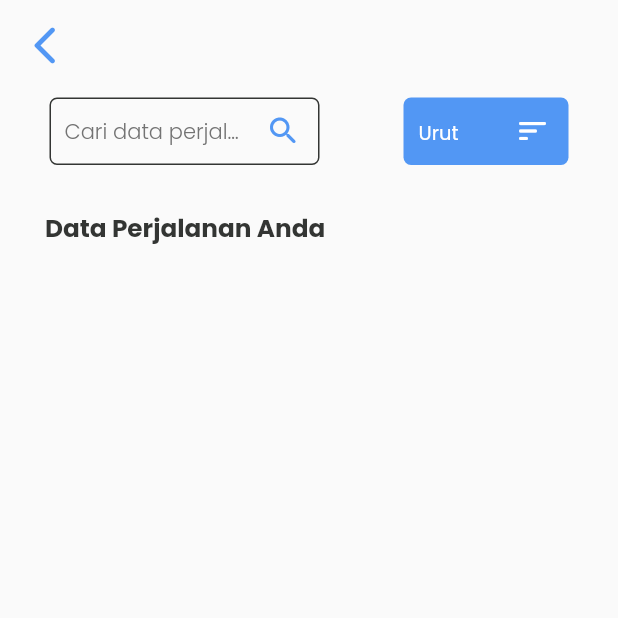
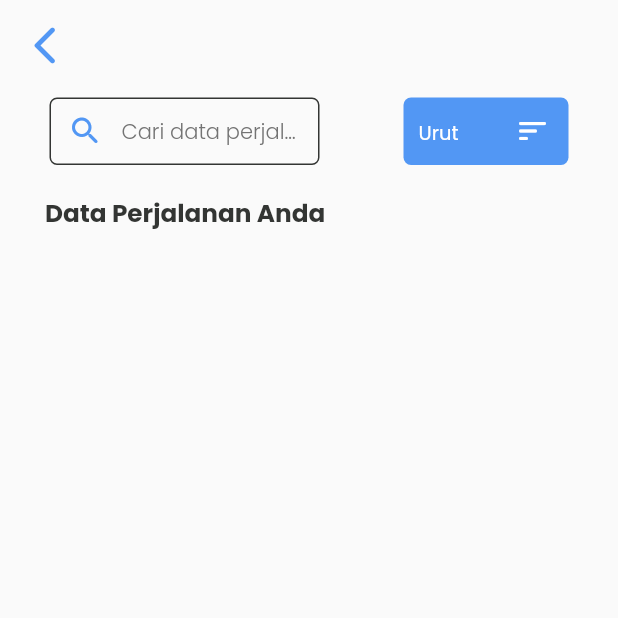
Before and after one commit to AldiJulianto/PeduliDiri, a Flutter app: the FormDataView screen opened by its route, on a phone screen of 412 x 824 dp, the top half of it. Run offline on Flutter 3.47's test engine with Material 2 defaults, Android fonts, the light colour scheme and no system bars; our stand-ins replace carousel_slider, cool_alert, dropdown_search, flutter_svg, shared_preferences, sqflite; accounts and stored records are empty.

Commit message:
Beres menampilkan data

```diff
--- a/lib/services/database_handler.dart
+++ b/lib/services/database_handler.dart
@@ -154,7 +154,7 @@ class DbHelper {
 
   Future <List<PerjalananModel>> getPerjalanan() async {
     var dbClient = await db;
-    var result = await dbClient!.query(tablePerjalanan, orderBy: '$CId ASC');
+    var result = await dbClient!.query(tablePerjalanan, orderBy: '$CTanggal DESC');
     List<PerjalananModel> perjalananList = result.isNotEmpty ? result.map((e) => PerjalananModel.fromMap(e)).toList() : [];
     inspect(perjalananList);
     return perjalananList;
--- a/lib/ui/dasboard_screens/widget/ContainerPandemi.dart
+++ b/lib/ui/dasboard_screens/widget/ContainerPandemi.dart
@@ -21,7 +21,7 @@ class BoxPandemi extends StatelessWidget {
   @override
   Widget build(BuildContext context) {
     return GestureDetector(
-      onTap: (){function;},
+      onTap: function != null ? () => function():null,
       child: Container(
         padding: const EdgeInsets.fromLTRB(15, 10, 15, 10),
         decoration: const BoxDecoration(
--- a/lib/ui/dasboard_screens/widget/CostumeContainer.dart
+++ b/lib/ui/dasboard_screens/widget/CostumeContainer.dart
@@ -33,7 +33,7 @@ class ContainerPerjalanan extends StatelessWidget {
                 text: "Lihat Data",
                 image: iconBookSch,
                 function: (){
-                  Navigator.pushNamed(context, TestShowRoute);
+                  Navigator.pushNamed(context, FormDataRoute);
                 }
               )
             ],
@@ -67,7 +67,9 @@ class ContainerPerjalanan extends StatelessWidget {
                 text: 'Ketahui tentang Covid-19',
                 desc: 'Kenali Covid-19 dengan aplikasi\nPeduli Diri.',
                 image: iconVirus,
-                function: (){}
+                function: (){
+                  Navigator.popAndPushNamed(context, TestShowRoute);
+                }
               ),
 
               SizedBox(height: 15,),
--- a/lib/ui/dasboard_screens/widget/CostumeDrawer.dart
+++ b/lib/ui/dasboard_screens/widget/CostumeDrawer.dart
@@ -58,7 +58,7 @@ class CostumeListTile extends StatelessWidget {
   @override
   Widget build(BuildContext context) {
     return ListTile(
-      leading: Icon(iconData, color: kBlackPrimaryColor,),
+      leading: Icon(iconData, color: kWhiteColor,),
       title: CostumeText(
         text: text,
         textStyle: DrawerNamaTextStyle
--- a/lib/ui/form_data_screens/form_data_view.dart
+++ b/lib/ui/form_data_screens/form_data_view.dart
@@ -1,38 +1,38 @@
 import 'package:flutter/material.dart';
+import 'package:peduli_diri/models/perjalanan_model.dart';
 import 'package:peduli_diri/services/database_handler.dart';
 import 'package:peduli_diri/ui/form_data_screens/widget/DataHeader.dart';
 import 'package:peduli_diri/ui/form_data_screens/widget/Search.dart';
 import 'package:peduli_diri/ui/form_data_screens/widget/SearchSort.dart';
+import 'package:peduli_diri/ui/shared/share_style.dart';
+import 'package:peduli_diri/ui/widgets/CostumeText.dart';
 import 'package:peduli_diri/ui/widgets/button_back_widget.dart';
 import 'package:peduli_diri/utility/constans.dart';
 
-
 class FormDataView extends StatefulWidget {
-  const FormDataView({ Key? key }) : super(key: key);
+  const FormDataView({Key? key}) : super(key: key);
 
   @override
   State<FormDataView> createState() => _FormDataViewState();
 }
 
 class _FormDataViewState extends State<FormDataView> {
+  TextEditingController _cari = TextEditingController();
   var dbHelper;
+  int count = 0;
 
   @override
   void initState() {
     // TODO: implement initState
     super.initState();
-    this.dbHelper = DbHelper();
-
+    dbHelper = DbHelper();
   }
-
-
 
   @override
   Widget build(BuildContext context) {
     return Scaffold(
         body: SafeArea(
-        child: ListView(
-          children: [
+            child: ListView(children: [
       Container(
         margin: const EdgeInsets.fromLTRB(15, 15, 15, 15),
         child: Column(
@@ -41,25 +41,63 @@ class _FormDataViewState extends State<FormDataView> {
             ButtonBackAppBar(
               Icons.arrow_back_ios_new_rounded,
               kPrimaryColor,
-                    backFunction: (){
+              backFunction: () {
                 Navigator.pop(context);
               },
             ),
-                     SearchSort(),
+            SearchSort(
+              controller: _cari,
+            ),
             DataHeader(),
-                    // FutureBuilder<List>(
-                    //   future: dbHelper.getPerjalanan(),
+            Container(
+              margin: EdgeInsets.symmetric(vertical: 10),
+              height: MediaQuery.of(context).size.height * 0.7,
+              child: FutureBuilder<List>(
+                future: dbHelper.getPerjalanan(),
+                initialData: [],
+                builder: (context, snapshot) {
+                  return snapshot.hasData
+                      ? new ListView.builder(
+                          shrinkWrap: true,
+                          padding: EdgeInsets.all(9),
+                          itemCount: snapshot.data!.length,
+                          itemBuilder: (context, i) {
+                            return _buildRow(snapshot.data![i]);
+                          },
+                        )
+                      : Center(
+                          child: CircularProgressIndicator(),
+                        );
+                },
+              ),
+            ),
+          ],
+        ),
+      ),
+    ])));
+  }
 
-                    //   // builder: (context, snapshot)
-                    // )
+  Widget _buildRow(PerjalananModel perjalananModel) {
+    return Container(
+      margin: EdgeInsets.fromLTRB(5, 5, 5, 0),
+      child: Card(
+        elevation: 3,
+        color: kSecondColor,
+        child: ListTile(
+          onTap: (){},
+          leading: Icon(Icons.location_on_rounded, color: kWhiteColor, size: 35,),
+          title: new Text(perjalananModel.lokasi!, maxLines: 3, overflow: TextOverflow.ellipsis,),
+          subtitle: Text("${perjalananModel.suhu} °C" ),
+          trailing: Column(
+            mainAxisAlignment: MainAxisAlignment.center,
+            children: [
+              Text(perjalananModel.tanggal!,),
+              Text(perjalananModel.jam!),
+            ],
+          )
 
 
-
-                  ],
         ),
-            )
-          ],
-        )
       ),
     );
   }
--- a/lib/ui/form_data_screens/widget/DataHeader.dart
+++ b/lib/ui/form_data_screens/widget/DataHeader.dart
@@ -8,7 +8,7 @@ class DataHeader extends StatelessWidget {
   @override
   Widget build(BuildContext context) {
     return Container(
-      margin: EdgeInsets.fromLTRB(15,10, 15, 5),
+      margin: EdgeInsets.symmetric(horizontal: 15),
       child: CostumeText(
         text: 'Data Perjalanan Anda',
         textStyle: FmTitleTextStyle
--- a/lib/ui/form_data_screens/widget/Search.dart
+++ b/lib/ui/form_data_screens/widget/Search.dart
@@ -3,13 +3,19 @@ import 'package:peduli_diri/ui/shared/share_style.dart';
 import 'package:peduli_diri/utility/constans.dart';
 
 class CostumeSearch extends StatefulWidget {
-  const CostumeSearch({ Key? key }) : super(key: key);
+
+  final TextEditingController controller;
+  const CostumeSearch({
+    Key? key,
+    required this.controller
+  });
 
   @override
   State<CostumeSearch> createState() => _CostumeSearchState();
 }
 
 class _CostumeSearchState extends State<CostumeSearch> {
+
   @override
   Widget build(BuildContext context) {
     return Container(
@@ -18,6 +24,7 @@ class _CostumeSearchState extends State<CostumeSearch> {
       width: 180,
 
       child:  TextField(
+        controller: widget.controller,
         decoration: InputDecoration(
           contentPadding: const EdgeInsets.symmetric(horizontal: 10),
           enabledBorder: const OutlineInputBorder(
@@ -33,7 +40,7 @@ class _CostumeSearchState extends State<CostumeSearch> {
               color: kPrimaryColor
             ),
           ),
-          suffixIcon: const Icon(Icons.search_rounded, color: kPrimaryColor,),
+          prefixIcon: const Icon(Icons.search_rounded, color: kPrimaryColor,),
           hintText: 'Cari data perjalanan',
           hintStyle: LrHintTextStyle
       ),
--- a/lib/ui/form_data_screens/widget/SearchSort.dart
+++ b/lib/ui/form_data_screens/widget/SearchSort.dart
@@ -3,7 +3,12 @@ import 'package:peduli_diri/ui/form_data_screens/widget/Search.dart';
 import 'package:peduli_diri/ui/form_data_screens/widget/Sort.dart';
 
 class SearchSort extends StatefulWidget {
-  const SearchSort({ Key? key }) : super(key: key);
+  final TextEditingController controller;
+
+  const SearchSort({
+    Key? key,
+    required this.controller
+  });
 
   @override
   State<SearchSort> createState() => _SearchSortState();
@@ -18,7 +23,7 @@ class _SearchSortState extends State<SearchSort> {
         mainAxisAlignment: MainAxisAlignment.spaceBetween,
 
         children: [
-          CostumeSearch(),
+          CostumeSearch(controller: widget.controller),
           CostumeSort()
         ],
       ),
--- a/lib/ui/route/route.dart
+++ b/lib/ui/route/route.dart
@@ -1,5 +1,6 @@
 import 'package:flutter/material.dart';
 import 'package:peduli_diri/ui/form_add_screens/form_add_view.dart';
+import 'package:peduli_diri/ui/form_data_screens/SearchView.dart';
 import 'package:peduli_diri/ui/form_data_screens/form_data_view.dart';
 import 'package:peduli_diri/ui/form_data_screens/testShowData.dart';
 import 'package:peduli_diri/utility/route_name.dart';
@@ -26,7 +27,7 @@ class RouterGenerator {
       case FormDataRoute:
         return MaterialPageRoute(builder: (_) => FormDataView());
       case TestShowRoute:
-        return MaterialPageRoute(builder: (_) => TestShowData());
+        return MaterialPageRoute(builder: (_) => FullList());
       default:
         return MaterialPageRoute(
           builder: (_) => Scaffold(
--- a/lib/ui/shared/share_style.dart
+++ b/lib/ui/shared/share_style.dart
@@ -112,8 +112,8 @@ TextStyle DrawerNikTextStyle = TextStyle(
 TextStyle DrawerNamaTextStyle = TextStyle(
   fontFamily: fontPopppins,
   fontSize: 13.0,
-  color: kBlackPrimaryColor,
-  fontWeight: FontWeight.w400,
+  color: kWhiteColor,
+  fontWeight: FontWeight.w500,
 );
 
 //Style buat deskripsi container Dasboard
```
Also changed, not shown: lib/ui/dasboard_screens/dasboard_view.dart (+35 -9 lines), lib/ui/dasboard_screens/widget/CostumeAppbar.dart (+31 -33 lines), lib/ui/form_add_screens/widget/FormContainer.dart (+2 -7 lines), lib/ui/form_data_screens/SearchView.dart (added, +102 -0 lines), lib/ui/form_data_screens/testShowData.dart (+12 -1 lines), lib/ui/widgets/CostumeAlertDialog.dart (+18 -0 lines). Lines whose indentation alone changed are shown as unchanged.
